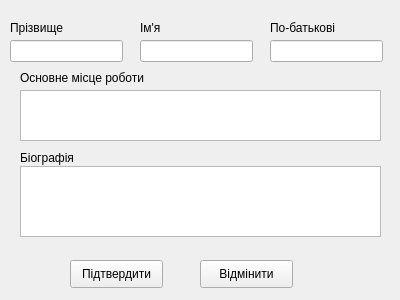
This is newpersone.ui in rakivchanyn/familytree as Qt 5 draws it before an edit. The edited form follows.
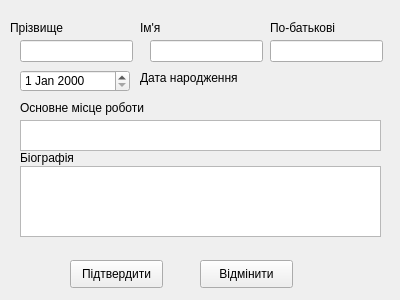
This is the edited form.

Commit message: Changed main widget of family tree (splyted class of family tree and widget. Changed adding new persone. Family tree made as singleton.

```diff
--- a/newpersone.ui
+++ b/newpersone.ui
@@ -42,7 +42,7 @@
   <widget class="QLineEdit" name="leLastName">
    <property name="geometry">
     <rect>
-     <x>10</x>
+     <x>20</x>
      <y>40</y>
      <width>113</width>
      <height>22</height>
@@ -52,7 +52,7 @@
   <widget class="QLineEdit" name="leFirstName">
    <property name="geometry">
     <rect>
-     <x>140</x>
+     <x>150</x>
      <y>40</y>
      <width>113</width>
      <height>22</height>
@@ -73,9 +73,9 @@
    <property name="geometry">
     <rect>
      <x>20</x>
-     <y>90</y>
+     <y>120</y>
      <width>361</width>
-     <height>51</height>
+     <height>31</height>
     </rect>
    </property>
   </widget>
@@ -132,7 +132,7 @@
    <property name="geometry">
     <rect>
      <x>20</x>
-     <y>70</y>
+     <y>100</y>
      <width>161</width>
      <height>16</height>
     </rect>
@@ -154,6 +154,29 @@
     <string>Біографія</string>
    </property>
   </widget>
+  <widget class="QDateEdit" name="dateEdit">
+   <property name="geometry">
+    <rect>
+     <x>20</x>
+     <y>70</y>
+     <width>110</width>
+     <height>22</height>
+    </rect>
+   </property>
+  </widget>
+  <widget class="QLabel" name="label_6">
+   <property name="geometry">
+    <rect>
+     <x>140</x>
+     <y>70</y>
+     <width>121</width>
+     <height>16</height>
+    </rect>
+   </property>
+   <property name="text">
+    <string>Дата народження</string>
+   </property>
+  </widget>
  </widget>
  <resources/>
  <connections/>
```
The commit also changes 12 other files.
